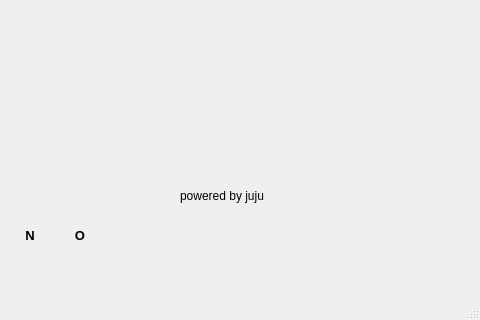
This is gameWindow.ui in jujuwon/jumok as Qt 5 draws it before an edit; both pictures show x 720 to 1200 and y 680 to 1000 of the 1200 by 1000 pixel window. The edited form follows.
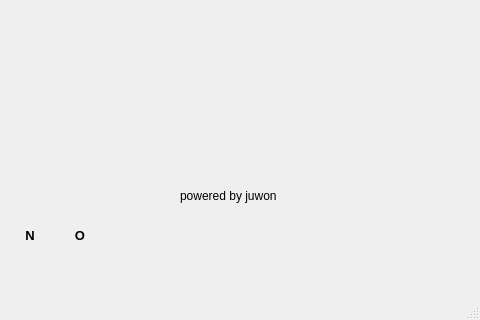
This is the edited form.

The edit to the form file:
```diff
--- a/gameWindow.ui
+++ b/gameWindow.ui
@@ -80,7 +80,7 @@
      </rect>
     </property>
     <property name="text">
-     <string>powered by juju</string>
+     <string>powered by juwon</string>
     </property>
    </widget>
    <widget class="QLabel" name="addrLabel">
```
